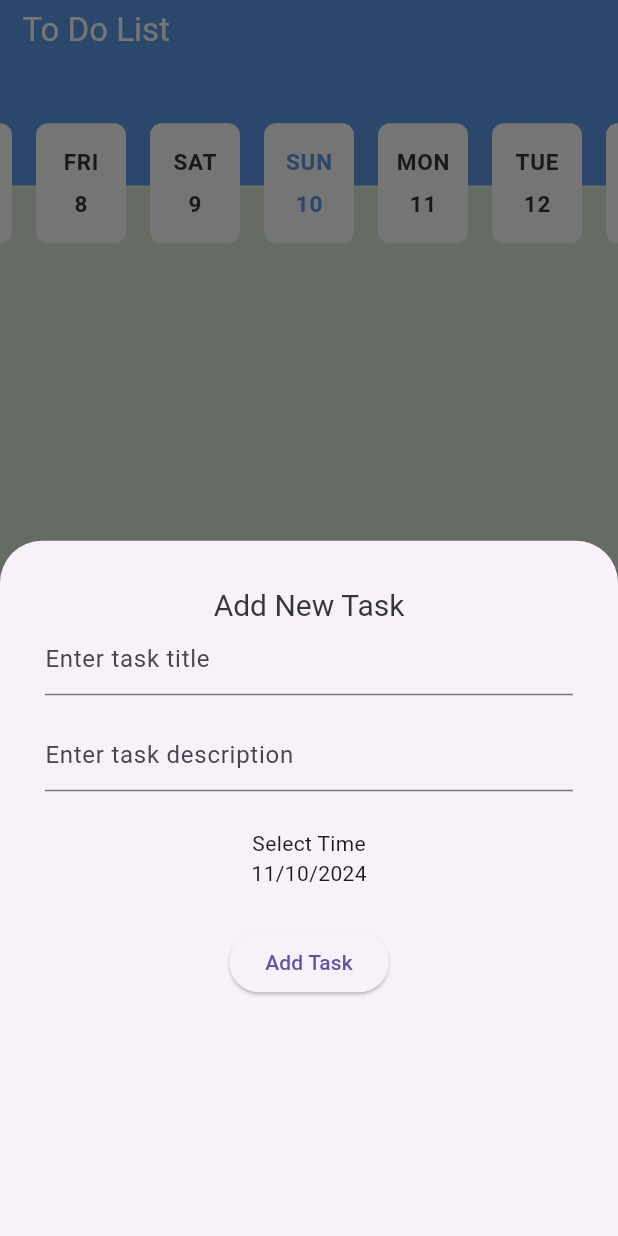
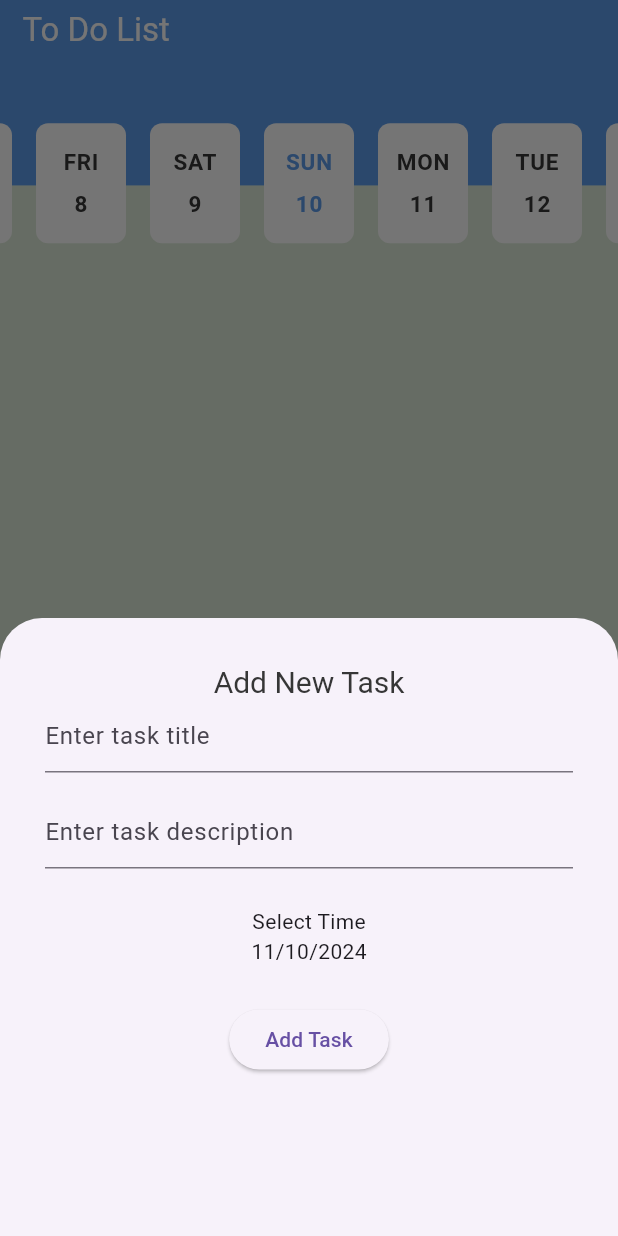
Before and after one commit to NadaKattan/task_manager, a Flutter app: the screen it shows after launch, after a tap on the "add" icon, on a phone screen of 412 x 824 dp. Run offline on Flutter 3.47's test engine with Material 3 defaults, Android fonts, the phone set to English and light mode, and no system bars; drawn by our look-alikes of easy_date_timeline; our stand-ins replace cloud_firestore, firebase_core, flutter_slidable; accounts and stored records are empty.

Commit message:
finish edit tasks and make bottomsheet scrollable

```diff
--- a/lib/app_theme.dart
+++ b/lib/app_theme.dart
@@ -1,5 +1,4 @@
 import 'package:flutter/material.dart';
-import 'package:flutter/widgets.dart';
 
 class AppTheme {
   static const Color primary = Color(0xff5D9CEC);
--- a/lib/home_screen.dart
+++ b/lib/home_screen.dart
@@ -1,5 +1,5 @@
 import 'package:flutter/material.dart';
-import 'package:task_manager/models/task_model.dart';
+// import 'package:task_manager/models/task_model.dart';
 import 'package:task_manager/tabs/tasks/add_bottom_sheet_task.dart';
 import 'package:task_manager/tabs/tasks/tasks_tab.dart';
 
@@ -44,11 +44,14 @@ class _HomeScreenState extends State<HomeScreen> {
         ),
       ),
       floatingActionButton: FloatingActionButton(
-        child:Icon(Icons.add),
+
         onPressed: () => showModalBottomSheet(
-            context: context, builder: (context) => AddBottomSheetTask()),
+            context: context,
+            isScrollControlled: true,
+            builder: (context) => AddBottomSheetTask(),),
         foregroundColor: Colors.white,
         backgroundColor: Colors.blue,
+        child:Icon(Icons.add),
       ),
       floatingActionButtonLocation: FloatingActionButtonLocation.centerDocked,
     );
--- a/lib/main.dart
+++ b/lib/main.dart
@@ -4,14 +4,15 @@ import 'package:flutter/material.dart';
 import 'package:provider/provider.dart';
 import 'package:task_manager/home_screen.dart';
 import 'package:task_manager/tabs/tasks/tasks_provider.dart';
-
 import 'app_theme.dart';
 
 void main() async {
   WidgetsFlutterBinding.ensureInitialized();
   await Firebase.initializeApp(
-      // options: DefaultFirebaseOptions.currentPlatform,
-      demoProjectId: "com.example.task_manager");
+    // name: "task-manger",
+    //   demoProjectId: "com.example.task_manager",
+      // options: DefaultFirebaseOptions.currentPlatform
+  );
   await FirebaseFirestore.instance.disableNetwork();
   runApp(ChangeNotifierProvider(
     create: (_) => TasksProvider(),
@@ -26,7 +27,7 @@ class MyApp extends StatelessWidget {
   @override
   Widget build(BuildContext context) {
     return MaterialApp(
-      title: 'Flutter Demo',
+      title: 'task_manager',
       routes: {
         HomeScreen.routeName: (_) => HomeScreen(),
       },
--- a/lib/tabs/tasks/add_bottom_sheet_task.dart
+++ b/lib/tabs/tasks/add_bottom_sheet_task.dart
@@ -4,13 +4,14 @@ import 'package:provider/provider.dart';
 import 'package:task_manager/firebase_functions.dart';
 import 'package:task_manager/models/task_model.dart';
 import 'package:task_manager/tabs/tasks/tasks_provider.dart';
-import 'package:task_manager/widgets/customTextFormField.dart';
+import 'package:task_manager/widgets/custom_textformfield.dart';
 
 class AddBottomSheetTask extends StatefulWidget {
-  AddBottomSheetTask({this.taskId,this.title, this.desc, super.key});
+   AddBottomSheetTask({this.taskId, this.title, this.desc, this.edit=false,super.key});
    String? title;
    String? desc;
    String? taskId;
+   bool edit;
   @override
   State<AddBottomSheetTask> createState() => _AddBottomSheetTaskState();
 }
@@ -20,6 +21,7 @@ class _AddBottomSheetTaskState extends State<AddBottomSheetTask> {
   // titleController.text="hello";
   TextEditingController descriptionController = TextEditingController();
   DateTime selectedTime = DateTime.now();
+  var formKey = GlobalKey<FormState>();
   @override
   void initState() {
     super.initState();
@@ -31,8 +33,14 @@ class _AddBottomSheetTaskState extends State<AddBottomSheetTask> {
 
   @override
   Widget build(BuildContext context) {
-    final GlobalKey<FormState> formKey = GlobalKey<FormState>();
-    return Container(
+    // GlobalKey<FormState> formKey = GlobalKey<FormState>();
+    return Padding(
+      padding:
+          EdgeInsets.only(bottom: MediaQuery.of(context).viewInsets.bottom),
+      child: SingleChildScrollView(
+        physics: ClampingScrollPhysics(),
+        child: Container(
+          height:MediaQuery.sizeOf(context).height*0.5,
           padding: const EdgeInsets.all(30),
           child: Column(
             children: [
@@ -66,7 +74,8 @@ class _AddBottomSheetTaskState extends State<AddBottomSheetTask> {
                           DateTime? dateTime = await showDatePicker(
                             context: context,
                             firstDate: DateTime.now(),
-                        lastDate: DateTime.now().add(const Duration(days: 365)),
+                            lastDate:
+                                DateTime.now().add(const Duration(days: 365)),
                             initialDate: selectedTime,
                             initialEntryMode: DatePickerEntryMode.calendarOnly,
                           );
@@ -82,15 +91,19 @@ class _AddBottomSheetTaskState extends State<AddBottomSheetTask> {
                     ElevatedButton(
                         onPressed: () {
                           if (formKey.currentState!.validate()) {
-                        widget.title!=null?editTask(widget.taskId):addTask();
+                            widget.title != null
+                                ? editTask(widget.taskId)
+                                : addTask();
                             // Navigator.of(context).pop();
                           }
                         },
-                    child: const Text("Add Task")),
+                        child: widget.edit?  const Text("edit Task") : const Text("Add Task")),
                   ],
                 ),
               ),
             ],
+          ),
+        ),
       ),
     );
   }
@@ -101,23 +114,30 @@ class _AddBottomSheetTaskState extends State<AddBottomSheetTask> {
             title: titleController.text,
             description: descriptionController.text))
         .timeout(Duration(milliseconds: 100), onTimeout: () {
+      // ignore: use_build_context_synchronously
       Provider.of<TasksProvider>(context, listen: false).getTasks();
+      // ignore: use_build_context_synchronously
       Navigator.of(context).pop();
     }).catchError((e) {
-      print(e);
+      // print(e);
     });
     // print("add");
   }
+
   void editTask(taskId) {
-    FirebaseFunctions.editTaskInFirestore(taskId,TaskModel(
+    FirebaseFunctions.editTaskInFirestore(
+            taskId,
+            TaskModel(
                 date: selectedTime,
                 title: titleController.text,
                 description: descriptionController.text))
         .timeout(Duration(milliseconds: 100), onTimeout: () {
+      // ignore: use_build_context_synchronously
       Provider.of<TasksProvider>(context, listen: false).getTasks();
+      // ignore: use_build_context_synchronously
       Navigator.of(context).pop();
     }).catchError((e) {
-      print(e);
+      // print(e);
     });
     // print("add");
   }
--- a/lib/tabs/tasks/task_item.dart
+++ b/lib/tabs/tasks/task_item.dart
@@ -1,5 +1,5 @@
-import 'package:cloud_firestore/cloud_firestore.dart';
-import 'package:firebase_core/firebase_core.dart';
+// import 'package:cloud_firestore/cloud_firestore.dart';
+// import 'package:firebase_core/firebase_core.dart';
 import 'package:flutter/material.dart';
 import 'package:flutter_slidable/flutter_slidable.dart';
 import 'package:provider/provider.dart';
@@ -10,8 +10,8 @@ import 'package:task_manager/tabs/tasks/add_bottom_sheet_task.dart';
 import 'package:task_manager/tabs/tasks/tasks_provider.dart';
 
 class TaskItem extends StatefulWidget {
-  TaskItem({super.key, required this.taskModel});
-  TaskModel taskModel;
+  const TaskItem({super.key, required this.taskModel});
+  final TaskModel taskModel;
 
   @override
   State<TaskItem> createState() => _TaskItemState();
@@ -25,10 +25,12 @@ class _TaskItemState extends State<TaskItem> {
     return GestureDetector(
       onTap: () => showModalBottomSheet(
           context: context,
+          isScrollControlled: true,
           builder: (context) => AddBottomSheetTask(
                 desc: widget.taskModel.description,
                 title: widget.taskModel.title,
                 taskId: widget.taskModel.id,
+                edit: true,
               )),
       child: Container(
           margin: const EdgeInsets.only(bottom: 20, left: 30, right: 30),
@@ -49,10 +51,11 @@ class _TaskItemState extends State<TaskItem> {
                     FirebaseFunctions.deleteTaskFromFirestore(
                             widget.taskModel.id)
                         .timeout(Duration(milliseconds: 100), onTimeout: () {
+                      // ignore: use_build_context_synchronously
                       Provider.of<TasksProvider>(context, listen: false)
                           .getTasks();
                     }).catchError((e) {
-                      print(e);
+                      // print(e);
                     });
                   },
                   backgroundColor: Color(0xFFFE4A49),
--- a/lib/tabs/tasks/tasks_provider.dart
+++ b/lib/tabs/tasks/tasks_provider.dart
@@ -1,7 +1,7 @@
 import 'package:flutter/material.dart';
 import 'package:task_manager/firebase_functions.dart';
 import 'package:task_manager/models/task_model.dart';
-import 'package:task_manager/tabs/tasks/add_bottom_sheet_task.dart';
+
 
 class TasksProvider with ChangeNotifier {
   List<TaskModel> tasks = [];
--- a/lib/tabs/tasks/tasks_tab.dart
+++ b/lib/tabs/tasks/tasks_tab.dart
@@ -2,13 +2,11 @@ import 'package:easy_date_timeline/easy_date_timeline.dart';
 import 'package:flutter/material.dart';
 import 'package:provider/provider.dart';
 import 'package:task_manager/app_theme.dart';
-import 'package:task_manager/firebase_functions.dart';
-import 'package:task_manager/models/task_model.dart';
 import 'package:task_manager/tabs/tasks/task_item.dart';
 import 'package:task_manager/tabs/tasks/tasks_provider.dart';
 
 class TasksTab extends StatefulWidget {
-  TasksTab({super.key});
+  const TasksTab({super.key});
 
   @override
   State<TasksTab> createState() => _TasksTabState();
--- a/pubspec.yaml
+++ b/pubspec.yaml
@@ -36,7 +36,7 @@ dependencies:
   cupertino_icons: ^1.0.8
   easy_date_timeline: ^1.1.3
   intl: ^0.19.0
-  firebase_core: ^3.6.0
+  firebase_core: ^3.7.0
   cloud_firestore: ^5.4.4
   provider: ^6.1.2
   flutter_slidable: ^3.1.1
```
Also changed, not shown: lib/widgets/custom_textformfield.dart (renamed from lib/widgets/customTextFormField.dart, +4 -4 lines), pubspec.lock, 2 other files. Lines whose indentation alone changed are shown as unchanged.
